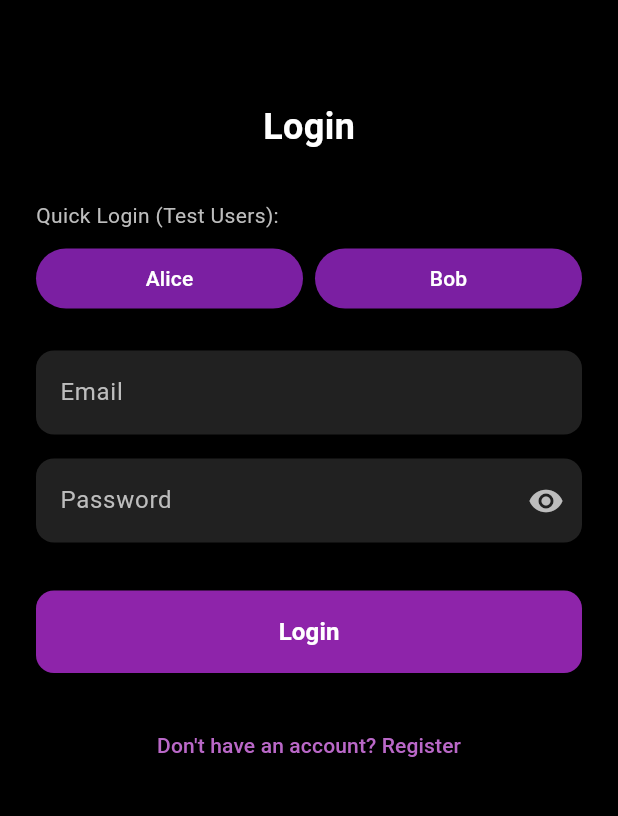
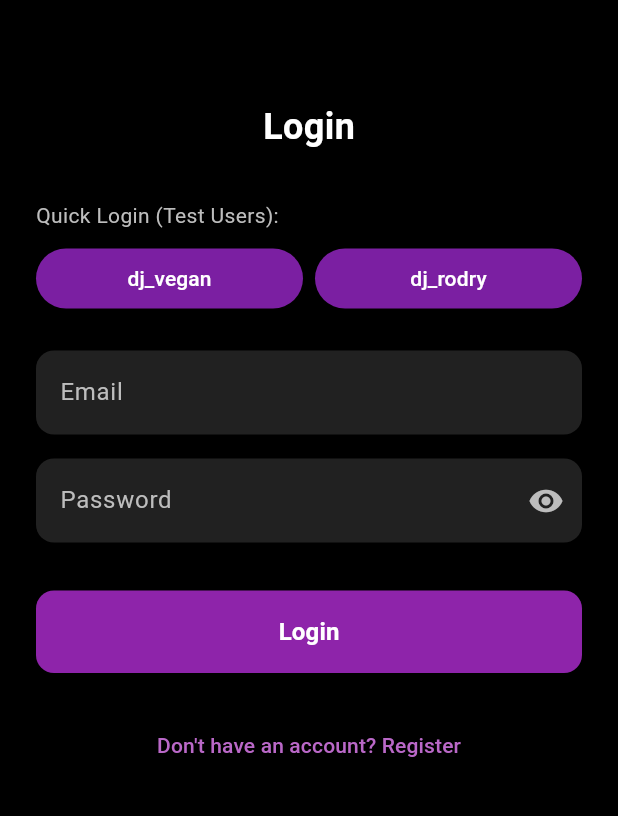
Before and after one commit to luddite478/fortuned, a Flutter app: the screen it shows after launch, on a phone screen of 412 x 824 dp, the part 230-1046 px from its top. Run offline on Flutter 3.47's test engine with Material 3 defaults, Android fonts, the phone set to English and light mode, and no system bars; our stand-ins replace flutter_dotenv, share_plus, shared_preferences; missing offline and left inert: dart:ffi; accounts and stored records are empty.

```diff
--- a/lib/screens/login_screen.dart
+++ b/lib/screens/login_screen.dart
@@ -26,14 +26,14 @@ class _LoginScreenState extends State<LoginScreen> with SingleTickerProviderStat
     {
       'email': 'alice@test.com',
       'password': 'test123',
-      'name': 'Alice Johnson',
-      'username': 'alice_j'
+      'name': 'dj_vegan',
+      'username': 'dj_vegan'
     },
     {
       'email': 'bob@test.com',
       'password': 'test123',
-      'name': 'Bob Smith',
-      'username': 'bob_s'
+      'name': 'dj_rodry',
+      'username': 'dj_rodry'
     },
   ];
 
@@ -180,7 +180,7 @@ class _LoginScreenState extends State<LoginScreen> with SingleTickerProviderStat
                                   foregroundColor: Colors.white,
                                   padding: const EdgeInsets.symmetric(vertical: 8),
                                 ),
-                                child: const Text('Alice'),
+                                child: const Text('dj_vegan'),
                               ),
                             ),
                             const SizedBox(width: 8),
@@ -192,7 +192,7 @@ class _LoginScreenState extends State<LoginScreen> with SingleTickerProviderStat
                                   foregroundColor: Colors.white,
                                   padding: const EdgeInsets.symmetric(vertical: 8),
                                 ),
-                                child: const Text('Bob'),
+                                child: const Text('dj_rodry'),
                               ),
                             ),
                           ],
```
Also changed, not shown: lib/screens/users_screen.dart (+68 -3 lines), 1 other file.
